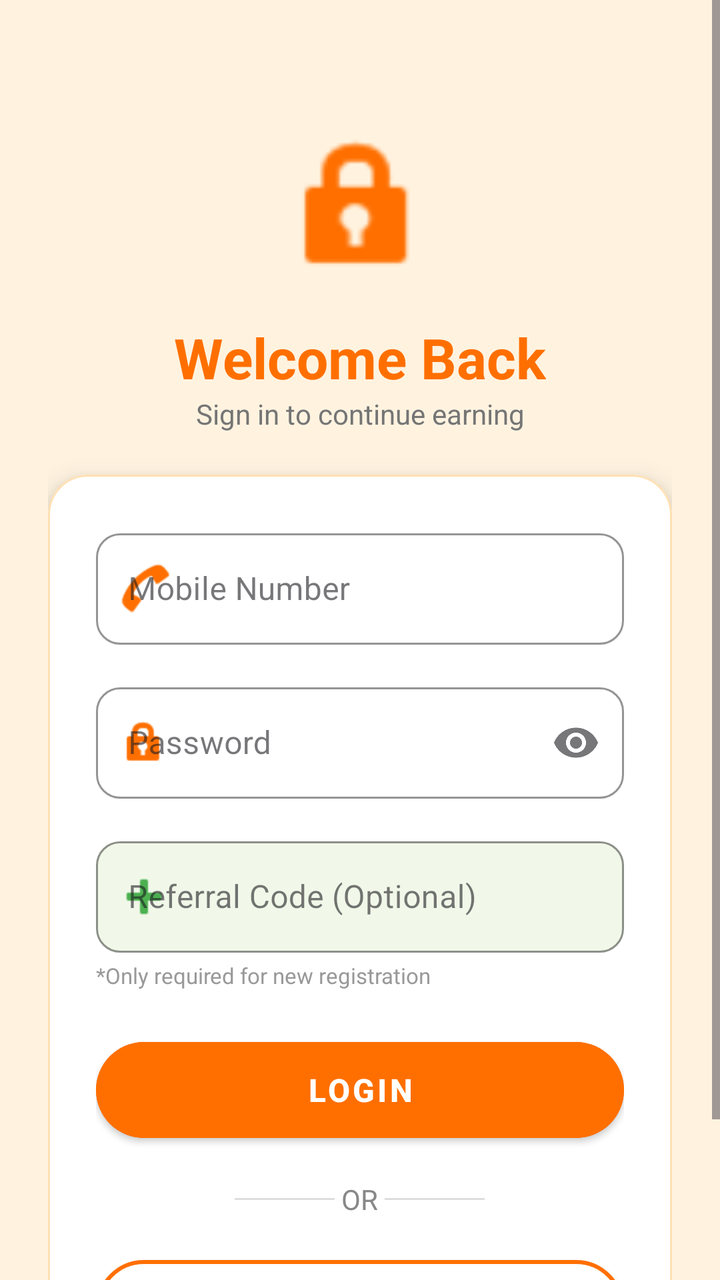
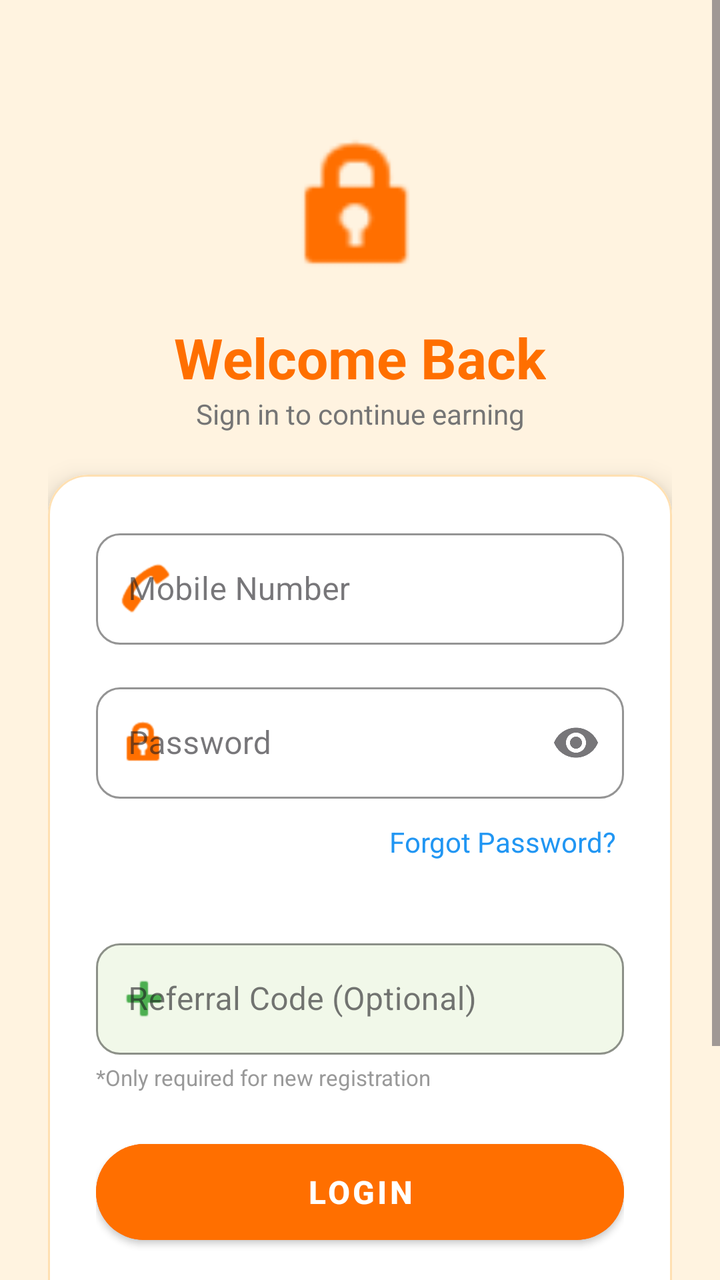

Screens rendered from an Android XML layout before and after an edit, with the pre-edit source and the edit as a unified diff.
<!-- AndroidManifest.xml: activity theme Theme.SMSIndia.NoActionBar -->
<!-- res/layout/activity_login.xml -->
<?xml version="1.0" encoding="utf-8"?>
<ScrollView xmlns:android="http://schemas.android.com/apk/res/android"
    xmlns:app="http://schemas.android.com/apk/res-auto"
    android:layout_width="match_parent"
    android:layout_height="match_parent"
    android:background="#FFF3E0"
    android:fillViewport="true">

    <androidx.constraintlayout.widget.ConstraintLayout
        android:layout_width="match_parent"
        android:layout_height="wrap_content"
        android:padding="24dp">

        
        <ImageView
            android:id="@+id/img_logo"
            android:layout_width="80dp"
            android:layout_height="80dp"
            android:src="@android:drawable/ic_lock_idle_lock"
            app:tint="#FF6F00"
            android:layout_marginTop="40dp"
            app:layout_constraintTop_toTopOf="parent"
            app:layout_constraintStart_toStartOf="parent"
            app:layout_constraintEnd_toEndOf="parent"/>

        <TextView
            android:id="@+id/tv_welcome"
            android:layout_width="wrap_content"
            android:layout_height="wrap_content"
            android:text="Welcome Back"
            android:textColor="#FF6F00"
            android:textSize="28sp"
            android:textStyle="bold"
            android:layout_marginTop="16dp"
            app:layout_constraintTop_toBottomOf="@id/img_logo"
            app:layout_constraintStart_toStartOf="parent"
            app:layout_constraintEnd_toEndOf="parent"/>

        <TextView
            android:layout_width="wrap_content"
            android:layout_height="wrap_content"
            android:text="Sign in to continue earning"
            android:textColor="#757575"
            android:textSize="14sp"
            app:layout_constraintTop_toBottomOf="@id/tv_welcome"
            app:layout_constraintStart_toStartOf="parent"
            app:layout_constraintEnd_toEndOf="parent"/>

        
        <com.google.android.material.card.MaterialCardView
            android:layout_width="match_parent"
            android:layout_height="wrap_content"
            android:layout_marginTop="40dp"
            app:cardCornerRadius="20dp"
            app:cardElevation="8dp"
            app:cardBackgroundColor="#FFFFFF"
            app:strokeColor="#FFE0B2"
            app:strokeWidth="1dp"
            app:layout_constraintTop_toBottomOf="@id/tv_welcome"
            app:layout_constraintStart_toStartOf="parent"
            app:layout_constraintEnd_toEndOf="parent">

            <LinearLayout
                android:layout_width="match_parent"
                android:layout_height="wrap_content"
                android:orientation="vertical"
                android:padding="24dp">

                
                <com.google.android.material.textfield.TextInputLayout
                    android:layout_width="match_parent"
                    android:layout_height="wrap_content"
                    android:hint="Mobile Number"
                    app:boxCornerRadiusTopStart="12dp"
                    app:boxCornerRadiusTopEnd="12dp"
                    app:boxCornerRadiusBottomStart="12dp"
                    app:boxCornerRadiusBottomEnd="12dp"
                    app:startIconDrawable="@android:drawable/sym_action_call"
                    app:startIconTint="#FF6F00"
                    app:boxStrokeColor="#FF6F00"
                    style="@style/Widget.MaterialComponents.TextInputLayout.OutlinedBox">

                    <com.google.android.material.textfield.TextInputEditText
                        android:id="@+id/phoneInput"
                        android:layout_width="match_parent"
                        android:layout_height="wrap_content"
                        android:inputType="phone"
                        android:maxLines="1"/>
                </com.google.android.material.textfield.TextInputLayout>

                
                <com.google.android.material.textfield.TextInputLayout
                    android:layout_width="match_parent"
                    android:layout_height="wrap_content"
                    android:hint="Password"
                    android:layout_marginTop="16dp"
                    app:boxCornerRadiusTopStart="12dp"
                    app:boxCornerRadiusTopEnd="12dp"
                    app:boxCornerRadiusBottomStart="12dp"
                    app:boxCornerRadiusBottomEnd="12dp"
                    app:startIconDrawable="@android:drawable/ic_lock_idle_lock"
                    app:startIconTint="#FF6F00"
                    app:endIconMode="password_toggle"
                    app:boxStrokeColor="#FF6F00"
                    style="@style/Widget.MaterialComponents.TextInputLayout.OutlinedBox">

                    <com.google.android.material.textfield.TextInputEditText
                        android:id="@+id/passwordInput"
                        android:layout_width="match_parent"
                        android:layout_height="wrap_content"
                        android:inputType="textPassword"
                        android:maxLines="1"/>
                </com.google.android.material.textfield.TextInputLayout>

                
                <com.google.android.material.textfield.TextInputLayout
                    android:layout_width="match_parent"
                    android:layout_height="wrap_content"
                    android:hint="Referral Code (Optional)"
                    android:layout_marginTop="16dp"
                    app:boxCornerRadiusTopStart="12dp"
                    app:boxCornerRadiusTopEnd="12dp"
                    app:boxCornerRadiusBottomStart="12dp"
                    app:boxCornerRadiusBottomEnd="12dp"
                    app:startIconDrawable="@android:drawable/ic_input_add"
                    app:startIconTint="#4CAF50"
                    app:boxBackgroundColor="#F1F8E9"
                    app:boxStrokeColor="#4CAF50"
                    style="@style/Widget.MaterialComponents.TextInputLayout.OutlinedBox">

                    <com.google.android.material.textfield.TextInputEditText
                        android:id="@+id/referInput"
                        android:layout_width="match_parent"
                        android:layout_height="wrap_content"
                        android:inputType="number"
                        android:maxLength="10"
                        android:maxLines="1"/>
                </com.google.android.material.textfield.TextInputLayout>

                <TextView
                    android:layout_width="wrap_content"
                    android:layout_height="wrap_content"
                    android:text="*Only required for new registration"
                    android:textSize="11sp"
                    android:textColor="#999"
                    android:layout_marginTop="4dp"
                    android:layout_marginBottom="20dp"/>

                
                <Button
                    android:id="@+id/loginBtn"
                    android:layout_width="match_parent"
                    android:layout_height="60dp"
                    android:text="LOGIN"
                    android:textSize="16sp"
                    android:textStyle="bold"
                    android:textColor="#FFFFFF"
                    android:backgroundTint="#FF6F00"
                    app:cornerRadius="30dp"
                    android:elevation="4dp"/>

                <LinearLayout
                    android:layout_width="match_parent"
                    android:layout_height="wrap_content"
                    android:orientation="horizontal"
                    android:gravity="center"
                    android:layout_marginVertical="15dp">
                    <View android:layout_width="50dp" android:layout_height="1dp" android:background="#DDD"/>
                    <TextView android:layout_width="wrap_content" android:layout_height="wrap_content" android:text=" OR " android:textColor="#888"/>
                    <View android:layout_width="50dp" android:layout_height="1dp" android:background="#DDD"/>
                </LinearLayout>

                
                <Button
                    android:id="@+id/signupBtn"
                    android:layout_width="match_parent"
                    android:layout_height="60dp"
                    android:text="CREATE NEW ACCOUNT"
                    android:textSize="14sp"
                    android:textStyle="bold"
                    android:textColor="#FF6F00"
                    android:backgroundTint="#FFFFFF"
                    app:strokeColor="#FF6F00"
                    app:strokeWidth="2dp"
                    app:cornerRadius="30dp"/>

            </LinearLayout>

        </com.google.android.material.card.MaterialCardView>

        <TextView
            android:id="@+id/deviceIdText"
            android:layout_width="wrap_content"
            android:layout_height="wrap_content"
            android:text="Secure Device ID: ..."
            android:textSize="10sp"
            android:textColor="#BDBDBD"
            android:layout_marginBottom="20dp"
            app:layout_constraintBottom_toBottomOf="parent"
            app:layout_constraintStart_toStartOf="parent"
            app:layout_constraintEnd_toEndOf="parent"
            android:layout_marginTop="30dp"/>

    </androidx.constraintlayout.widget.ConstraintLayout>

</ScrollView>
<!-- resources referenced by this layout -->
<resources>
  <style name="Theme.SMSIndia.NoActionBar" parent="Theme.SMSIndia">
          <item name="windowActionBar">false</item>
          <item name="android:windowNoTitle">true</item>
      </style>
  <style name="Theme.SMSIndia" parent="Theme.Material3.DayNight.NoActionBar">
          <item name="colorPrimary">@color/md_theme_primary</item>
          <item name="android:statusBarColor">@color/md_theme_primary</item>
          <item name="android:windowBackground">@color/md_theme_background</item>
          <item name="materialButtonStyle">@style/Widget.MaterialComponents.Button</item>
      </style>
  <color name="md_theme_primary">#FF9800</color>
  <color name="md_theme_background">#FFFFFF</color>
</resources>

<!-- the commit's change to res/layout/activity_login.xml (unified diff, before → after) -->
@@ -113,6 +113,19 @@
                 </com.google.android.material.textfield.TextInputLayout>
 
                 
+                <TextView
+                    android:id="@+id/forgotPasswordBtn"
+                    android:layout_width="wrap_content"
+                    android:layout_height="wrap_content"
+                    android:text="Forgot Password?"
+                    android:textColor="#2196F3"
+                    android:textSize="14sp"
+                    android:layout_marginTop="8dp"
+                    android:layout_marginBottom="16dp"
+                    android:layout_gravity="end"
+                    android:padding="4dp"/>
+
+                
                 <com.google.android.material.textfield.TextInputLayout
                     android:layout_width="match_parent"
                     android:layout_height="wrap_content"
